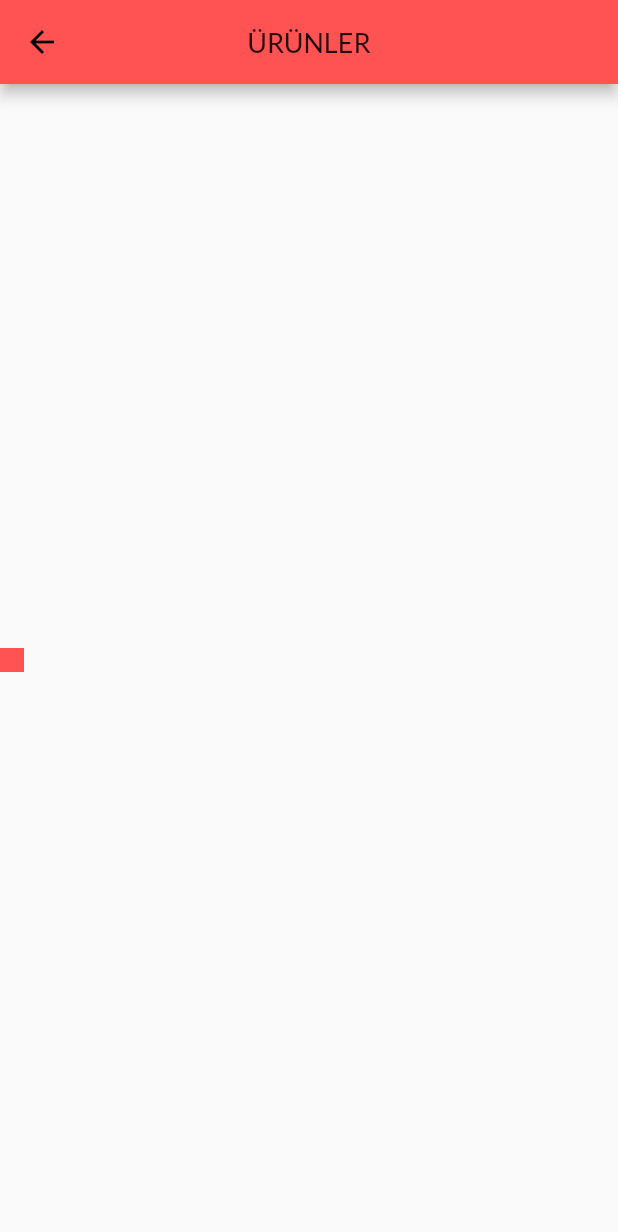
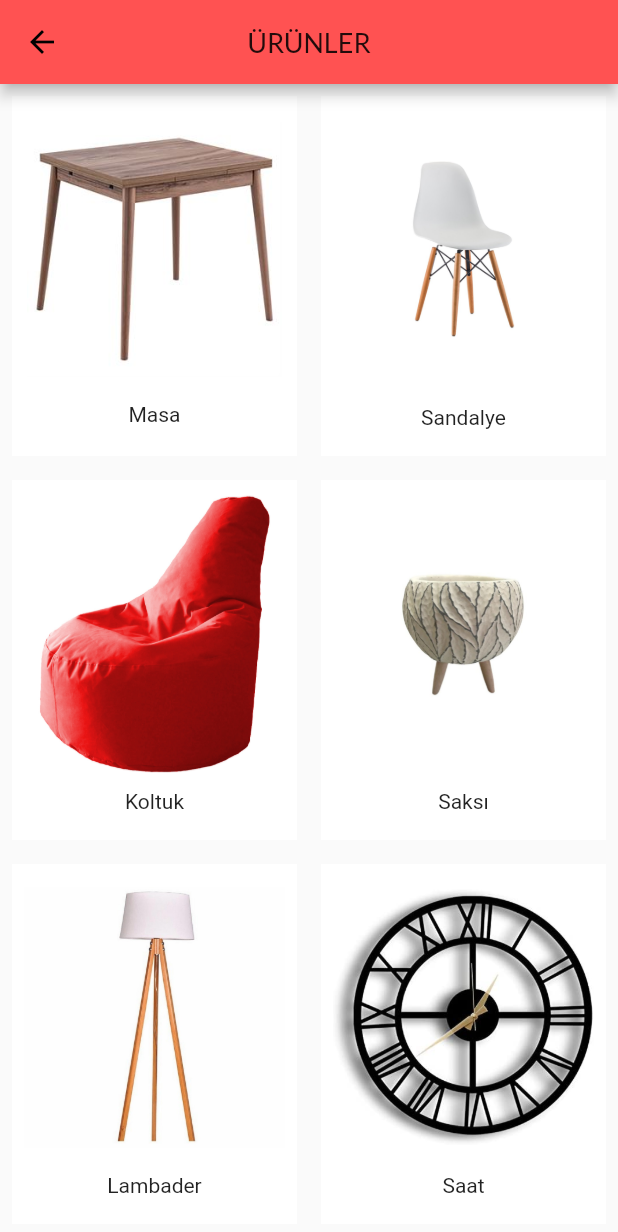
Before and after one commit to betulsk/stocktrace, a Flutter app: the Urunler screen opened directly, on a phone screen of 412 x 824 dp. Shown: the top 1232 px of the screen. Run offline on Flutter 3.47's test engine with Material 2 defaults, Android fonts, the light colour scheme and no system bars; our stand-ins replace bloc, flutter_bloc, google_fonts.

Commit message:
urunler
6 adet container eklendi

```diff
--- a/lib/urunlerim.dart
+++ b/lib/urunlerim.dart
@@ -23,19 +23,131 @@ class _UrunlerState extends State<Urunler> {
           crossAxisAlignment: CrossAxisAlignment.center,
           mainAxisAlignment: MainAxisAlignment.center,
           children: [
-            Row(
-              children: [
-                Container(
-                  padding: EdgeInsets.all(8.0),
-                  color: Colors.redAccent,
-
-                  /*decoration: BoxDecoration(
-                    borderRadius: BorderRadius.circular(10.0),
-                  ),*/
-                  decoration:
-                      BoxDecoration(borderRadius: BorderRadius.circular(10.0)),
-                ),
-              ],
+            Expanded(
+              child: Row(
+                mainAxisAlignment: MainAxisAlignment.center,
+                crossAxisAlignment: CrossAxisAlignment.center,
+                children: [
+                  Expanded(
+                    child: GestureDetector(
+                      onTap: () {},
+                      child: Container(
+                        padding: EdgeInsets.all(10.0),
+                        margin: EdgeInsets.all(8.0),
+                        color: Colors.white,
+                        child: Column(
+                          children: [
+                            Expanded(child: Image.asset('images/masa.jpg')),
+                            Container(
+                              margin: EdgeInsets.all(10.0),
+                              child: Text('Masa'),
+                            ),
+                          ],
+                        ),
+                      ),
+                    ),
+                  ),
+                  Expanded(
+                    child: GestureDetector(
+                      onTap: () {},
+                      child: Container(
+                        padding: EdgeInsets.all(8.0),
+                        margin: EdgeInsets.all(8.0),
+                        color: Colors.white,
+                        child: Column(
+                          children: [
+                            Expanded(child: Image.asset('images/sandalye.jpg')),
+                            Container(
+                              margin: EdgeInsets.all(10.0),
+                              child: Text('Sandalye'),
+                            ),
+                          ],
+                        ),
+                      ),
+                    ),
+                  ),
+                ],
+              ),
+            ),
+            Expanded(
+              child: Row(
+                mainAxisAlignment: MainAxisAlignment.center,
+                crossAxisAlignment: CrossAxisAlignment.center,
+                children: [
+                  Expanded(
+                    child: Container(
+                      padding: EdgeInsets.all(8.0),
+                      margin: EdgeInsets.all(8.0),
+                      color: Colors.white,
+                      child: Column(
+                        children: [
+                          Expanded(child: Image.asset('images/koltuk.jpg')),
+                          Container(
+                            margin: EdgeInsets.all(10.0),
+                            child: Text('Koltuk'),
+                          ),
+                        ],
+                      ),
+                    ),
+                  ),
+                  Expanded(
+                    child: Container(
+                      padding: EdgeInsets.all(8.0),
+                      margin: EdgeInsets.all(8.0),
+                      color: Colors.white,
+                      child: Column(
+                        children: [
+                          Expanded(child: Image.asset('images/saksi.jpg')),
+                          Container(
+                            margin: EdgeInsets.all(10.0),
+                            child: Text('Saksı'),
+                          ),
+                        ],
+                      ),
+                    ),
+                  ),
+                ],
+              ),
+            ),
+            Expanded(
+              child: Row(
+                mainAxisAlignment: MainAxisAlignment.center,
+                crossAxisAlignment: CrossAxisAlignment.center,
+                children: [
+                  Expanded(
+                    child: Container(
+                      padding: EdgeInsets.all(8.0),
+                      margin: EdgeInsets.all(8.0),
+                      color: Colors.white,
+                      child: Column(
+                        children: [
+                          Expanded(child: Image.asset('images/lamba.jpg')),
+                          Container(
+                            margin: EdgeInsets.all(10.0),
+                            child: Text('Lambader'),
+                          ),
+                        ],
+                      ),
+                    ),
+                  ),
+                  Expanded(
+                    child: Container(
+                      padding: EdgeInsets.all(8.0),
+                      margin: EdgeInsets.all(8.0),
+                      color: Colors.white,
+                      child: Column(
+                        children: [
+                          Expanded(child: Image.asset('images/saat.jpg')),
+                          Container(
+                            margin: EdgeInsets.all(10.0),
+                            child: Text('Saat'),
+                          ),
+                        ],
+                      ),
+                    ),
+                  ),
+                ],
+              ),
             ),
           ],
         ),
```
Also changed, not shown: lib/myRow.dart (added).
